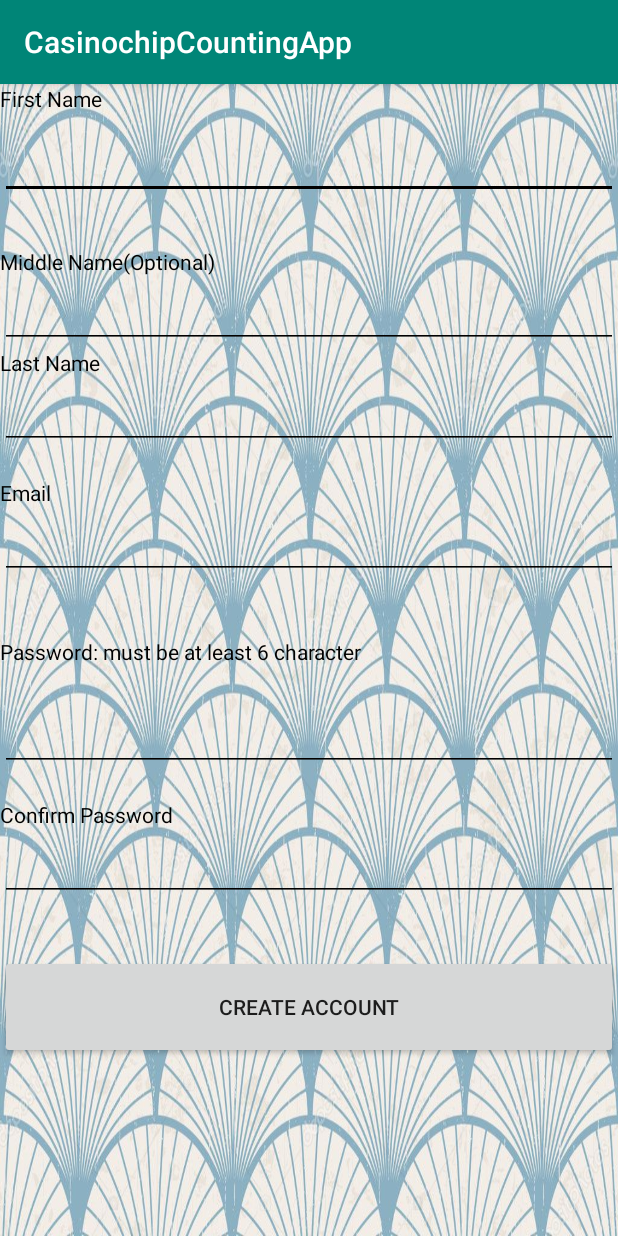
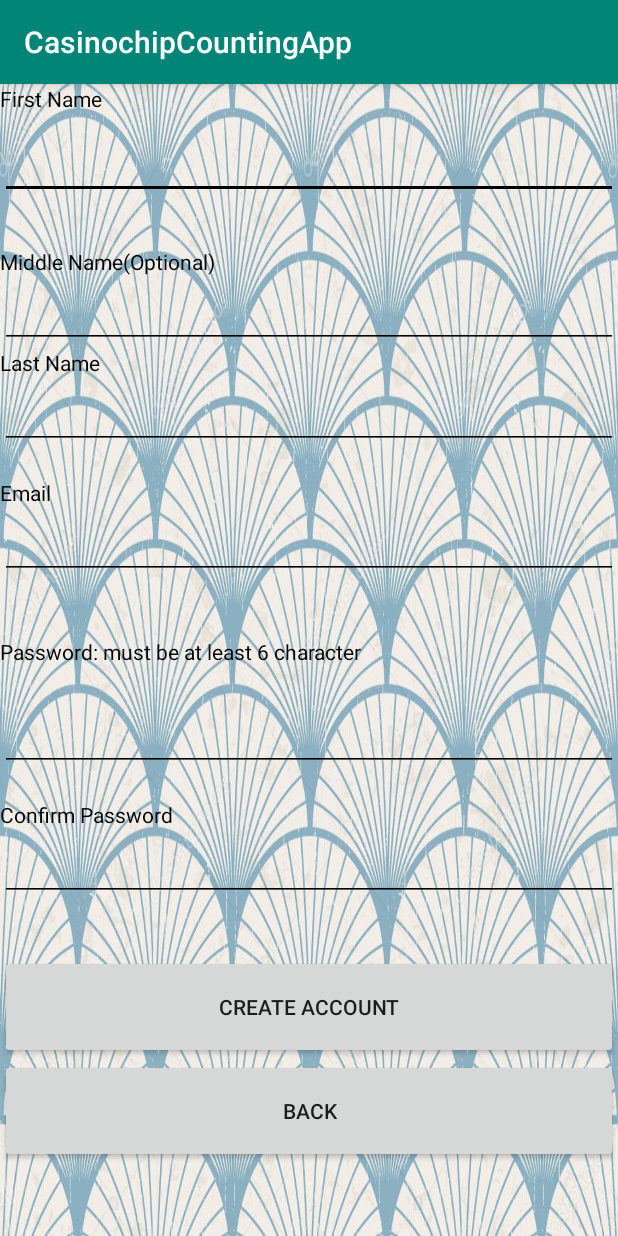
Before and after one commit to bliang9/CasinochipCountingApp, an Android app: the CreateAccountActivity screen opened directly, with no data from a screen before it, on a phone screen of 412 x 824 dp. Run offline under Robolectric (Android 15) with nearby library versions, the light colour scheme and no system bars; our stand-ins replace Firebase (no records; nobody signed in at launch, a user with empty details on screens opened directly); libraries missing offline, so code that uses them is left out: com.hbb20.

Commit message:
button back

```diff
--- a/app/src/main/java/com/example/casinochipcountingapp/CreateAccountActivity.java
+++ b/app/src/main/java/com/example/casinochipcountingapp/CreateAccountActivity.java
@@ -46,6 +46,8 @@ public class CreateAccountActivity extends AppCompatActivity {
     private EditText typeEmail;
     private EditText typePassword;
     private EditText typeConfirmPassword;
+    private Button cancelCreateAccount;
+
     @Override
     protected void onCreate(Bundle savedInstanceState) {
         super.onCreate(savedInstanceState);
@@ -90,6 +92,13 @@ public class CreateAccountActivity extends AppCompatActivity {
         //create account button
         Button createAccount = findViewById(R.id.createAccount1);
         createAccount.setOnClickListener(unused -> createAccount());
+        cancelCreateAccount = findViewById(R.id.cancelCreateAccount);
+        cancelCreateAccount.setOnClickListener(unused -> {
+            Intent intent = new Intent(this, LoginActivity.class);
+            startActivity(intent);
+            finish();
+        });
+
 
     }
 
--- a/app/src/main/res/layout/activity_createaccount.xml
+++ b/app/src/main/res/layout/activity_createaccount.xml
@@ -131,5 +131,11 @@
             android:layout_height="69dp"
             android:text="create account" />
 
+        <Button
+            android:id="@+id/cancelCreateAccount"
+            android:layout_width="match_parent"
+            android:layout_height="69dp"
+            android:text="Back"/>
+
     </LinearLayout>
 </ScrollView>
```
